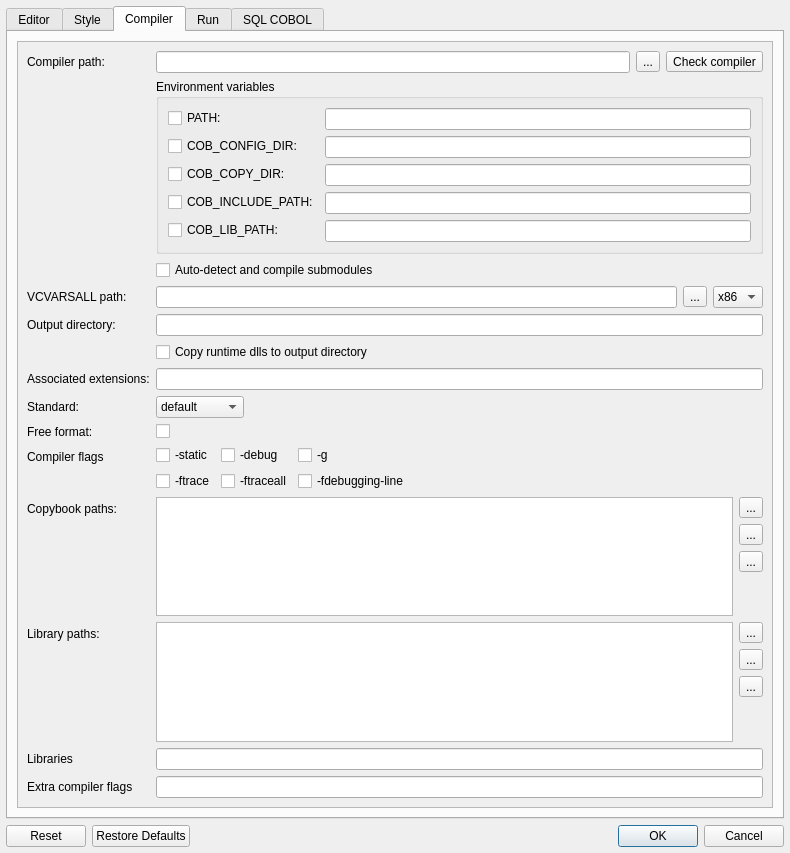
Qt form forms/dlg_preferences.ui (OpenCobolIDE/OpenCobolIDE) before a commit.
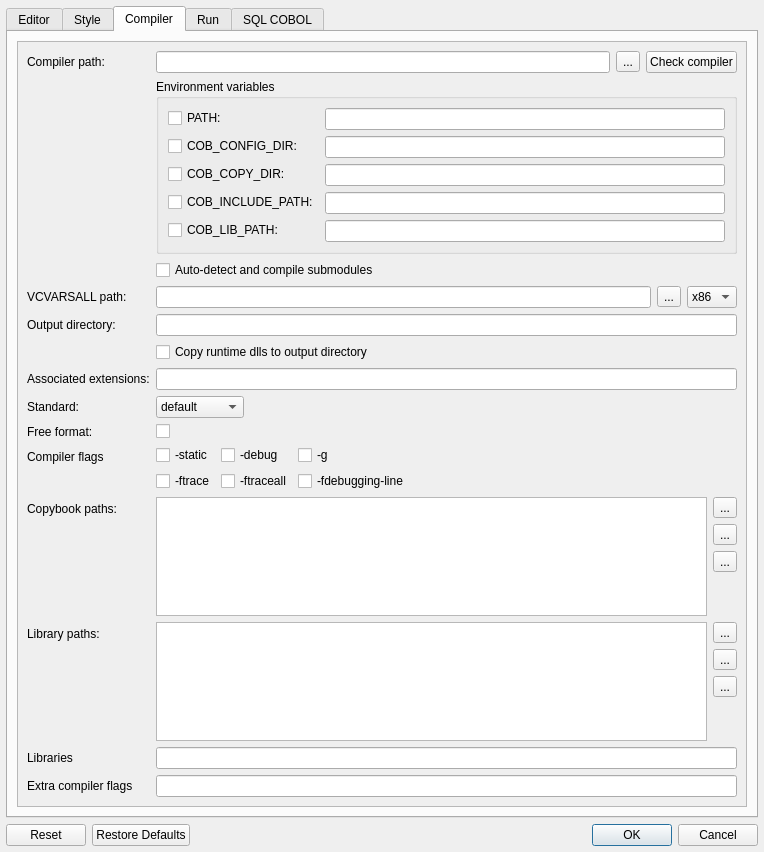
The same form after that commit. The open tabs and pages were chosen to show the change. Icons and pictures are not drawn. Custom widgets are drawn as their Qt base class.

The edit to the form file:
```diff
--- a/forms/dlg_preferences.ui
+++ b/forms/dlg_preferences.ui
@@ -6,8 +6,8 @@
    <rect>
     <x>0</x>
     <y>0</y>
-    <width>790</width>
-    <height>853</height>
+    <width>764</width>
+    <height>852</height>
    </rect>
   </property>
   <property name="minimumSize">
@@ -846,8 +846,8 @@
               <rect>
                <x>0</x>
                <y>0</y>
-               <width>402</width>
-               <height>871</height>
+               <width>708</width>
+               <height>918</height>
               </rect>
              </property>
              <layout class="QFormLayout" name="formLayout_6">
@@ -884,7 +884,7 @@
                  </widget>
                 </item>
                 <item>
-                 <widget class="QToolButton" name="toolButtonCheckCompiler">
+                 <widget class="QPushButton" name="toolButtonCheckCompiler">
                   <property name="text">
                    <string>Check compiler</string>
                   </property>
```
Left out of the diff: 32 changed lines with no effect on the pictures.
